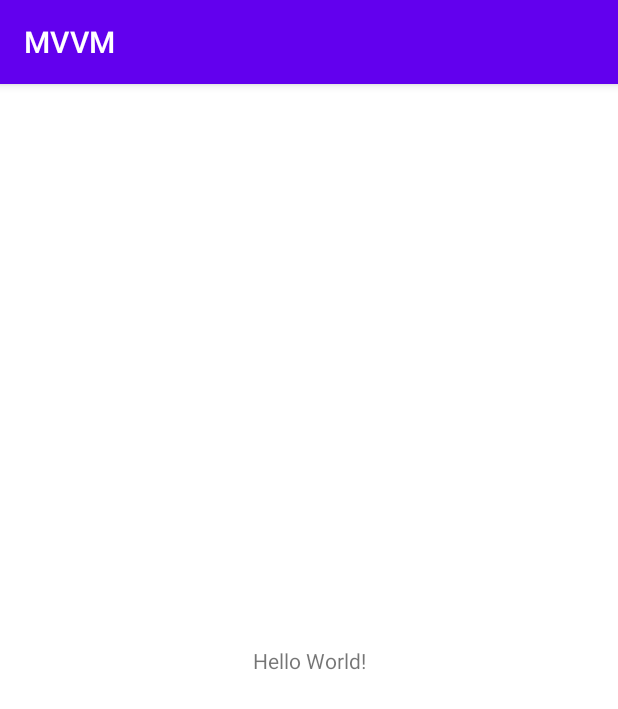
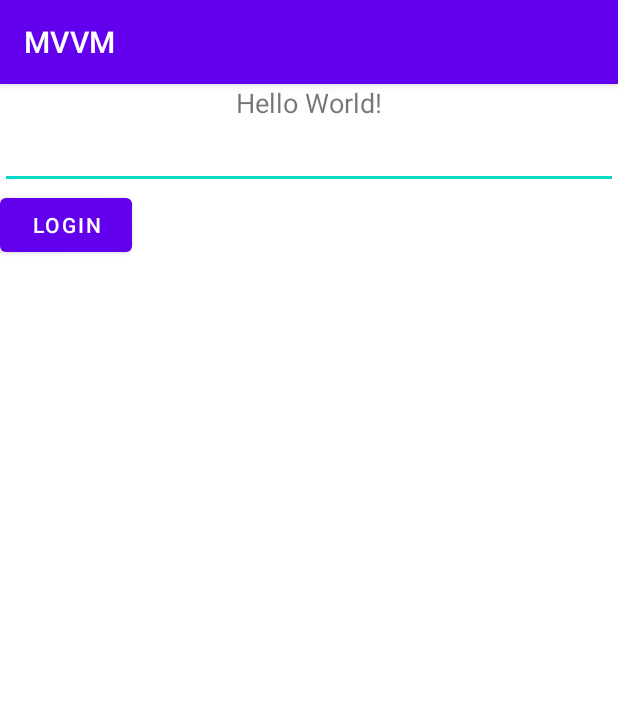
Before and after one commit to rainerramos/MVVM, an Android app: the screen it shows after launch (MainActivity), on a phone screen of 412 x 824 dp. Shown: the top 709 px of the screen. Run offline under Robolectric (Android 15) with nearby library versions, the phone set to English and light mode, and no system bars.

Commit message:
Exemplo prático de MVVM

```diff
--- a/app/build.gradle
+++ b/app/build.gradle
@@ -1,6 +1,7 @@
 plugins {
     id 'com.android.application'
     id 'kotlin-android'
+    id 'kotlin-android-extensions'
 }
 
 android {
@@ -37,6 +38,7 @@ dependencies {
     implementation 'androidx.appcompat:appcompat:1.3.1'
     implementation 'com.google.android.material:material:1.4.0'
     implementation 'androidx.constraintlayout:constraintlayout:2.1.0'
+    implementation 'androidx.lifecycle:lifecycle-extensions:2.2.0'
     testImplementation 'junit:junit:4.+'
     androidTestImplementation 'androidx.test.ext:junit:1.1.3'
     androidTestImplementation 'androidx.test.espresso:espresso-core:3.4.0'
--- a/app/src/main/java/com/rainerramos/mvvm/MainActivity.kt
+++ b/app/src/main/java/com/rainerramos/mvvm/MainActivity.kt
@@ -2,10 +2,37 @@ package com.rainerramos.mvvm
 
 import androidx.appcompat.app.AppCompatActivity
 import android.os.Bundle
+import android.widget.Toast
+import androidx.lifecycle.ViewModelProvider
+import kotlinx.android.synthetic.main.activity_main.*
 
 class MainActivity : AppCompatActivity() {
+
+    private lateinit var viewModel: MainViewModel
+
     override fun onCreate(savedInstanceState: Bundle?) {
         super.onCreate(savedInstanceState)
         setContentView(R.layout.activity_main)
+
+        viewModel = ViewModelProvider(this).get(MainViewModel::class.java)
+
+        viewModel.textWelcome.observe(this, {
+            textWelcome.text = it
+        })
+
+        viewModel.login.observe(this, {
+            if (it) {
+                Toast.makeText(applicationContext, "Sucesso!", Toast.LENGTH_SHORT).show()
+            } else {
+                Toast.makeText(applicationContext, "Falha!!", Toast.LENGTH_SHORT).show()
+            }
+        })
+
+        buttonLogin.setOnClickListener {
+            val login = editName.text.toString()
+            viewModel.login(login)
+        }
+
     }
+
 }
--- /dev/null
+++ b/app/src/main/java/com/rainerramos/mvvm/MainViewModel.kt
@@ -0,0 +1,25 @@
+package com.rainerramos.mvvm
+
+import androidx.lifecycle.MutableLiveData
+import androidx.lifecycle.ViewModel
+
+class MainViewModel : ViewModel() {
+
+    private var mRepository = PersonRepository()
+
+    private var mTextWelcome = MutableLiveData<String>()
+    var textWelcome = mTextWelcome
+
+    private var mLogin = MutableLiveData<Boolean>()
+    var login = mLogin
+
+    init {
+        mTextWelcome.value = "Hello World!"
+    }
+
+    fun login(login : String) {
+       val ret = mRepository.login(login)
+        mLogin.value = ret
+    }
+
+}
--- /dev/null
+++ b/app/src/main/java/com/rainerramos/mvvm/PersonRepository.kt
@@ -0,0 +1,7 @@
+package com.rainerramos.mvvm
+
+class PersonRepository {
+
+    fun login (login: String) = (login != "")
+
+}
--- a/app/src/main/res/layout/activity_main.xml
+++ b/app/src/main/res/layout/activity_main.xml
@@ -7,12 +7,29 @@
     tools:context=".MainActivity">
 
     <TextView
+        android:id="@+id/textWelcome"
         android:layout_width="wrap_content"
         android:layout_height="wrap_content"
-        android:text="Hello World!"
-        app:layout_constraintBottom_toBottomOf="parent"
+        android:text="TEMPLATE"
+        android:textSize="18sp"
         app:layout_constraintLeft_toLeftOf="parent"
         app:layout_constraintRight_toRightOf="parent"
         app:layout_constraintTop_toTopOf="parent" />
 
+    <EditText
+        android:id="@+id/editName"
+        android:layout_width="match_parent"
+        android:layout_height="wrap_content"
+        app:layout_constraintLeft_toLeftOf="parent"
+        app:layout_constraintRight_toRightOf="parent"
+        app:layout_constraintTop_toBottomOf="@id/textWelcome" />
+
+    <Button
+        android:id="@+id/buttonLogin"
+        android:layout_width="wrap_content"
+        android:layout_height="wrap_content"
+        android:text="Login"
+        app:layout_constraintLeft_toLeftOf="parent"
+        app:layout_constraintTop_toBottomOf="@id/editName" />
+
 </androidx.constraintlayout.widget.ConstraintLayout>
```
